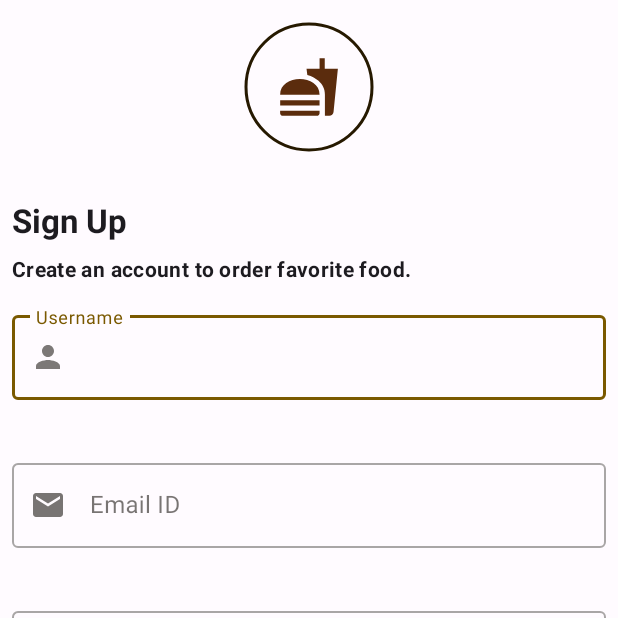
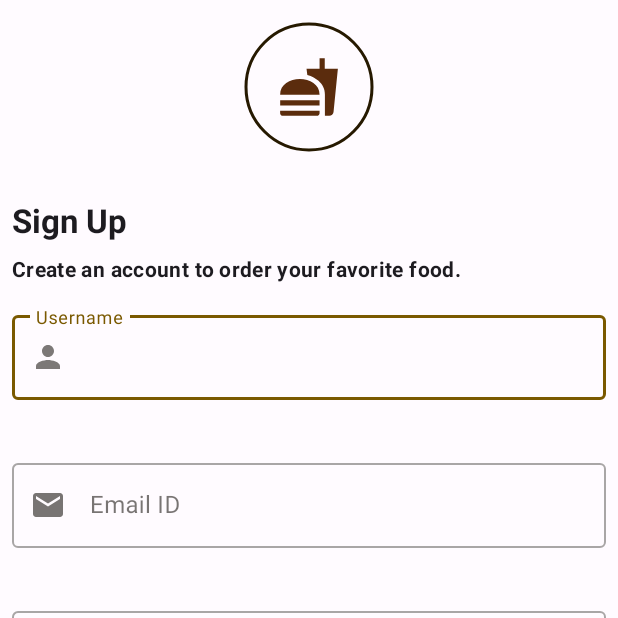
Before and after one commit to kenmusima/FoodApp, an Android app: the RegisterActivity screen opened directly, with no data from a screen before it, on a phone screen of 412 x 824 dp, the top half of it. Run offline under Robolectric (Android 15) with nearby library versions, the phone set to English and light mode, and no system bars; our stand-ins replace Firebase (no records; nobody signed in at launch, a user with empty details on screens opened directly).

Commit message:
Adding text to string xml

```diff
--- a/app/src/main/res/values-night/strings.xml
+++ b/app/src/main/res/values-night/strings.xml
@@ -3,4 +3,5 @@
     <string name="remember_me_chkbox">Remember Me</string>
     <string name="login_btn">Login</string>
     <string name="user_greetings">Hi %1$s,</string>
+    <string name="add_order">Select order</string>
 </resources>
--- a/app/src/main/res/values/strings.xml
+++ b/app/src/main/res/values/strings.xml
@@ -8,7 +8,7 @@
     <string name="or">OR Sign in with Google</string>
     <string name="register_txt">New User? Click Here to Register</string>
     <string name="sign_uptxt">Sign Up</string>
-    <string name="create_account_txt">Create an account to order favorite food.</string>
+    <string name="create_account_txt">Create an account to order your favorite food.</string>
     <string name="username_txt">Username</string>
     <string name="confirm_passwordtxt">Confirm Password</string>
     <string name="register_btn_txt">Register</string>
@@ -22,6 +22,8 @@
     <string name="total_price">Total Price</string>
     <string name="price_currency">%1$s %2$d</string>
     <string name="user_greetings">Hi %1$s,</string>
+    <string name="add_order">Select order</string>
+    <string name="order_rating_icon">order rating icon</string>
     <string-array name="payments_options">
         <item>MPESA</item>
         <item>VISA Card</item>
```
